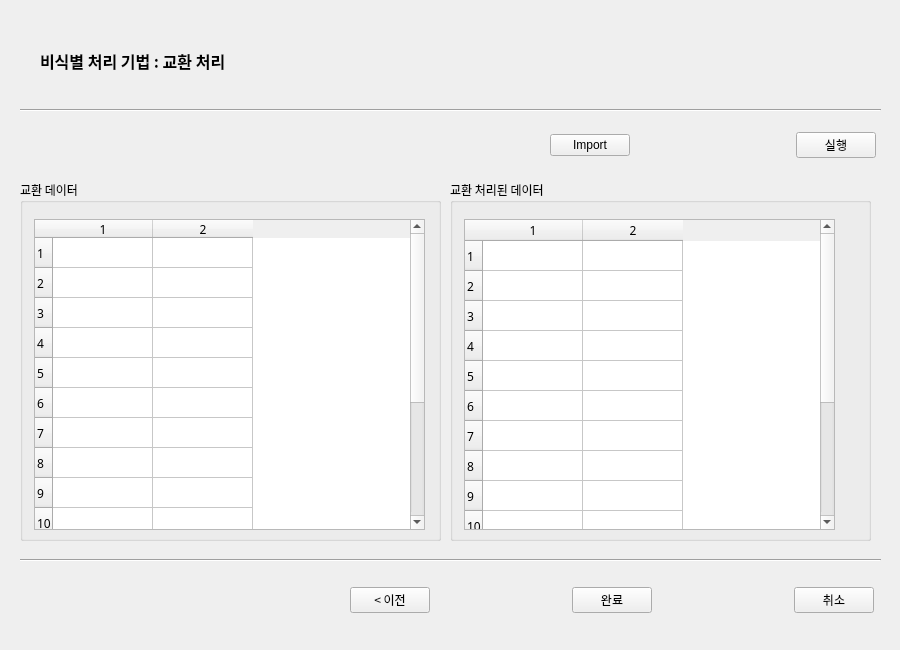
This is UI/Swap.ui in zel0rd/Non-Identifying as Qt 5 draws it before an edit. The edited form follows.
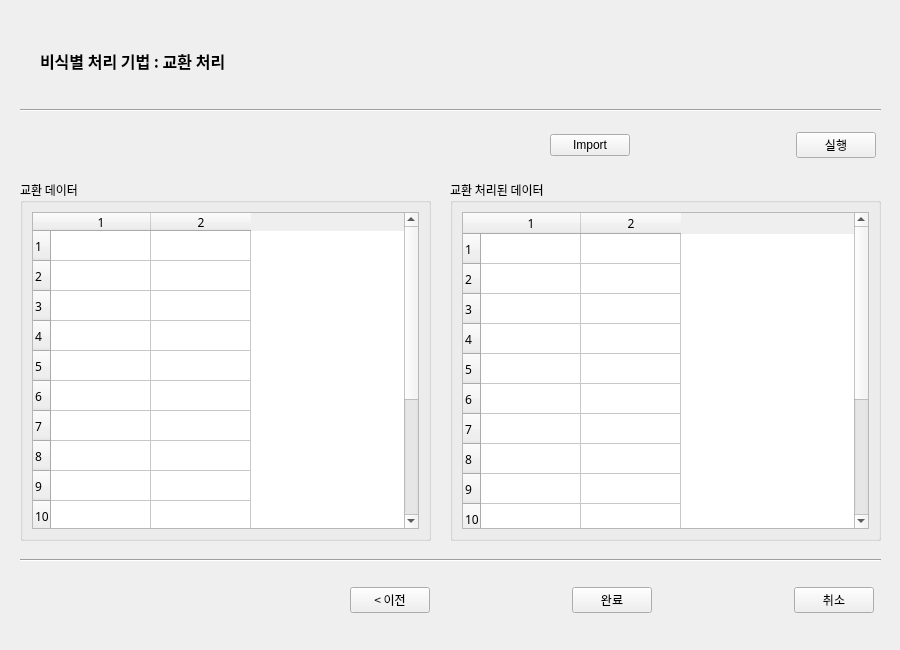
This is the edited form.

```diff
--- a/UI/Swap.ui
+++ b/UI/Swap.ui
@@ -187,7 +187,7 @@
      <rect>
       <x>20</x>
       <y>180</y>
-      <width>421</width>
+      <width>411</width>
       <height>361</height>
      </rect>
     </property>
@@ -199,15 +199,9 @@
     <property name="title">
      <string>교환 데이터</string>
     </property>
+    <layout class="QGridLayout" name="gridLayout">
+     <item row="0" column="0">
     <widget class="QTableWidget" name="swapTable">
-     <property name="geometry">
-      <rect>
-       <x>14</x>
-       <y>39</y>
-       <width>391</width>
-       <height>311</height>
-      </rect>
-     </property>
      <property name="rowCount">
       <number>15</number>
      </property>
@@ -249,13 +243,15 @@
       </property>
      </column>
     </widget>
+     </item>
+    </layout>
    </widget>
    <widget class="QGroupBox" name="groupBox_3">
     <property name="geometry">
      <rect>
       <x>450</x>
       <y>180</y>
-      <width>421</width>
+      <width>431</width>
       <height>361</height>
      </rect>
     </property>
@@ -267,15 +263,9 @@
     <property name="title">
      <string>교환 처리된 데이터</string>
     </property>
+    <layout class="QGridLayout" name="gridLayout_2">
+     <item row="0" column="0">
     <widget class="QTableWidget" name="compareTable">
-     <property name="geometry">
-      <rect>
-       <x>14</x>
-       <y>39</y>
-       <width>371</width>
-       <height>311</height>
-      </rect>
-     </property>
      <property name="rowCount">
       <number>15</number>
      </property>
@@ -311,6 +301,8 @@
       </property>
      </column>
     </widget>
+     </item>
+    </layout>
    </widget>
   </widget>
  </widget>
```
Lines whose indentation alone changed are shown as unchanged.
